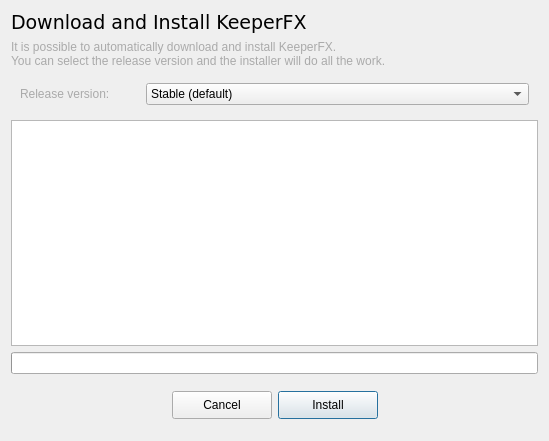
The window that ui/installkfxdialog.ui (yani/keeperfx-launcher-qt) describes before a commit, drawn with Qt 5.
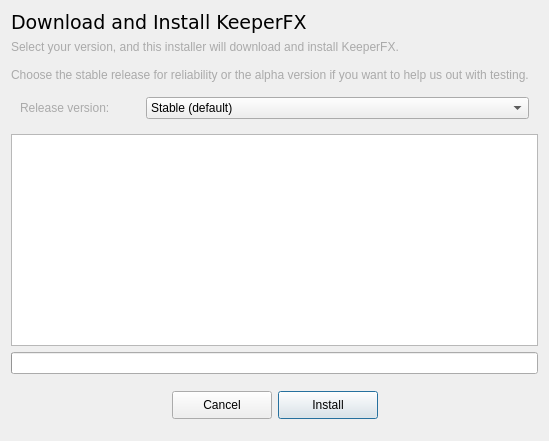
The same window after the commit.

Commit message: update install dialog intro text

Diff of the .ui file:
```diff
--- a/ui/installkfxdialog.ui
+++ b/ui/installkfxdialog.ui
@@ -38,7 +38,12 @@
 }</string>
      </property>
      <property name="text">
-      <string>&lt;html&gt;&lt;head/&gt;&lt;body&gt;&lt;p&gt;It is possible to automatically download and install KeeperFX.&lt;br/&gt;You can select the release version and the installer will do all the work. &lt;/p&gt;&lt;/body&gt;&lt;/html&gt;</string>
+      <string>Select your version, and this installer will download and install KeeperFX.
+
+Choose the stable release for reliability or the alpha version if you want to help us out with testing. </string>
+     </property>
+     <property name="wordWrap">
+      <bool>true</bool>
      </property>
      <property name="margin">
       <number>10</number>
```
